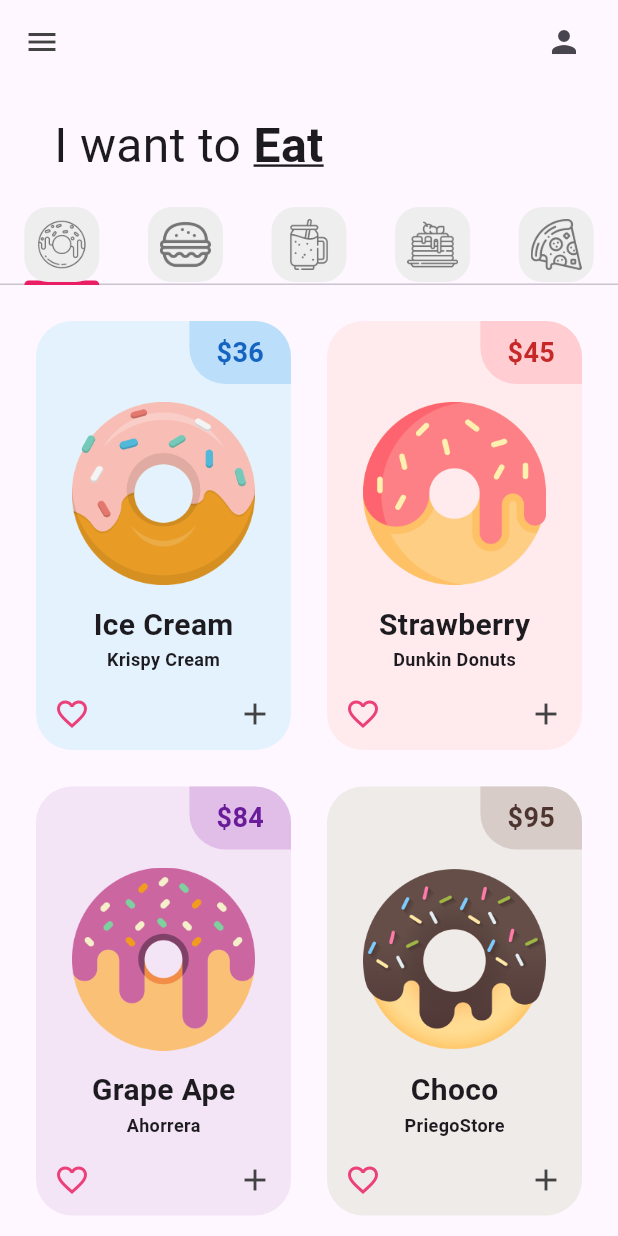
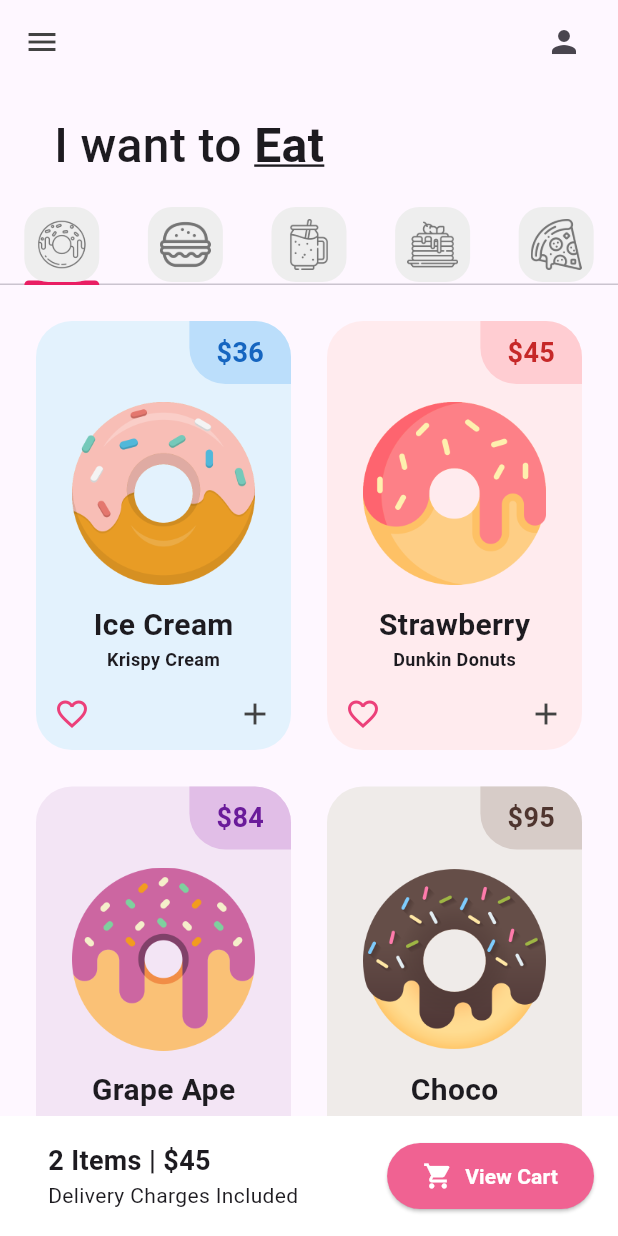
Before and after one commit to Esteban0550/UNIDAD-2, a Flutter app: the screen it shows after launch, on a phone screen of 412 x 824 dp. Run offline on Flutter 3.47's test engine with Material 3 defaults, Android fonts, the phone set to English and light mode, and no system bars.

Commit message:
UI finished

```diff
--- a/donut_app_2c_priego/lib/home_pages.dart
+++ b/donut_app_2c_priego/lib/home_pages.dart
@@ -14,59 +14,59 @@
 }
 
 class _HomePageState extends State<HomePage> {
-List<Widget> myTabs =[
-  const MyTab(iconPath: "lib/icons/donut.png"),
-  const MyTab(iconPath: "lib/icons/burger.png"),
-  const MyTab(iconPath: "lib/icons/smoothie.png"),
-  const MyTab(iconPath: "lib/icons/pancakes.png"),
-  const MyTab(iconPath: "lib/icons/pizza.png")
+  List<Widget> myTabs = [
+    const MyTab(iconPath: 'lib/icons/donut.png'),
+    const MyTab(iconPath: 'lib/icons/burger.png'),
+    const MyTab(iconPath: 'lib/icons/smoothie.png'),
+    const MyTab(iconPath: 'lib/icons/pancakes.png'),
+    const MyTab(iconPath: 'lib/icons/pizza.png')
   ];
 
   @override
   Widget build(BuildContext context) {
+    //Icono izquierdo
     return DefaultTabController(
       length: myTabs.length,
       child: Scaffold(
         appBar: AppBar(
           backgroundColor: Colors.transparent,
-          //icono izquierdo
           leading: Icon(Icons.menu, color: Colors.grey[800]),
-          actions: [Padding(
+          //Icono derecho
+          actions: [
+            Padding(
               padding: const EdgeInsets.only(right: 24.0),
               child: Icon(Icons.person),
-          )],
+            )
+          ],
         ),
-
         body: Column(
           children: [
-            //texto princiál
-               Padding(
-                 padding: const EdgeInsets.symmetric(horizontal: 36, vertical: 18),
+            //Texto principal
+            const Padding(
+              padding: EdgeInsets.symmetric(horizontal: 36, vertical: 18),
               child: Row(
                 children: [
-                     Text("I want to ",style: TextStyle(fontSize: 32),),
+                  Text("I want to ",
+                      style: TextStyle(
+                          //Tamaño de letra
+                          fontSize: 32,
+                          //Negritas
+                          fontWeight: FontWeight.w500)),
                   Text("Eat",
-                      style:
-                        TextStyle(
-                          //size
+                      style: TextStyle(
+                          //Tamaño de letra
                           fontSize: 32,
+                          //Negritas
                           fontWeight: FontWeight.bold,
-
-                          //subrayado
-                          decoration: TextDecoration.underline,
-                        ))
+                          //Subrayado
+                          decoration: TextDecoration.underline))
                 ],
               ),
             ),
 
-
-
-              //pdstañas
+            //Pestañas(TabBar)
             TabBar(tabs: myTabs),
-
-
-              //contenido de pestañas
-
+            //Contenido de pestañas(TapBarView)
             Expanded(
               child: TabBarView(children: [
                 DonutTab(),
@@ -74,16 +74,65 @@
                 SmoothieTab(),
                 PancakesTab(),
                 PizzaTab()
-                ]
+              ]),
             ),
-              )
-              //carrito
+            //Carrito (cart)
+            Container(
+              color: Colors.white,
+              padding: EdgeInsets.symmetric(horizontal: 16, vertical: 1),
+              child: Row(
+                //Esto alinea los elementos a los extremos
+                mainAxisAlignment: MainAxisAlignment.spaceBetween,
+                children: [
+                  const Padding(
+                    padding: EdgeInsets.all(16.0),
+                    child: Column(
+                      //Alinear horizontalmente una columna
+                      crossAxisAlignment: CrossAxisAlignment.start,
+                      children: [
+                        Text(
+                          "2 Items | \$45",
+                          style: TextStyle(
+                            fontSize: 18,
+                            fontWeight: FontWeight.bold,
+                          ),
+                        ),
+                        Text("Delivery Charges Included"),
                       ],
-
                     ),
-
-
-
+                  ),
+                  ElevatedButton(
+                    onPressed: () {},
+                    style: ElevatedButton.styleFrom(
+                      backgroundColor: Colors.pink[300],
+                      padding: const EdgeInsets.symmetric(
+                        horizontal: 24,
+                        vertical: 12,
+                      ),
+                    ),
+                    child: Row(
+                      children: const [
+                        Icon(
+                          Icons.shopping_cart,
+                          color: Colors.white,
+                          size: 20,
+                        ),
+                        SizedBox(width: 8),
+                        Text(
+                          "View Cart",
+                          style: TextStyle(
+                            color: Colors.white,
+                            fontWeight: FontWeight.bold,
+                          ),
+                        ),
+                      ],
+                    ),
+                  ),
+                ],
+              ),
+            ),
+          ],
+        ),
       ),
     );
   }
```
Lines whose indentation alone changed are shown as unchanged.
